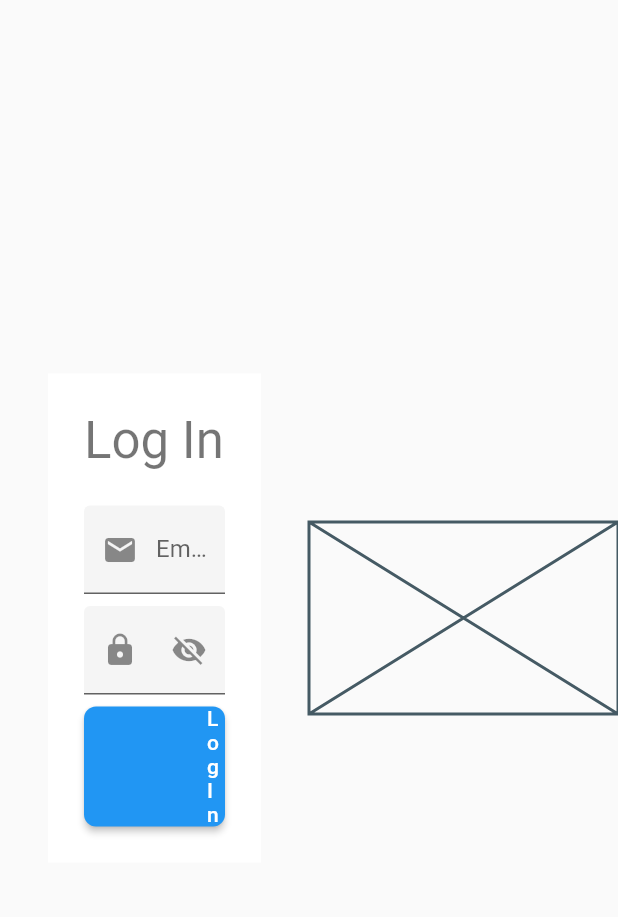
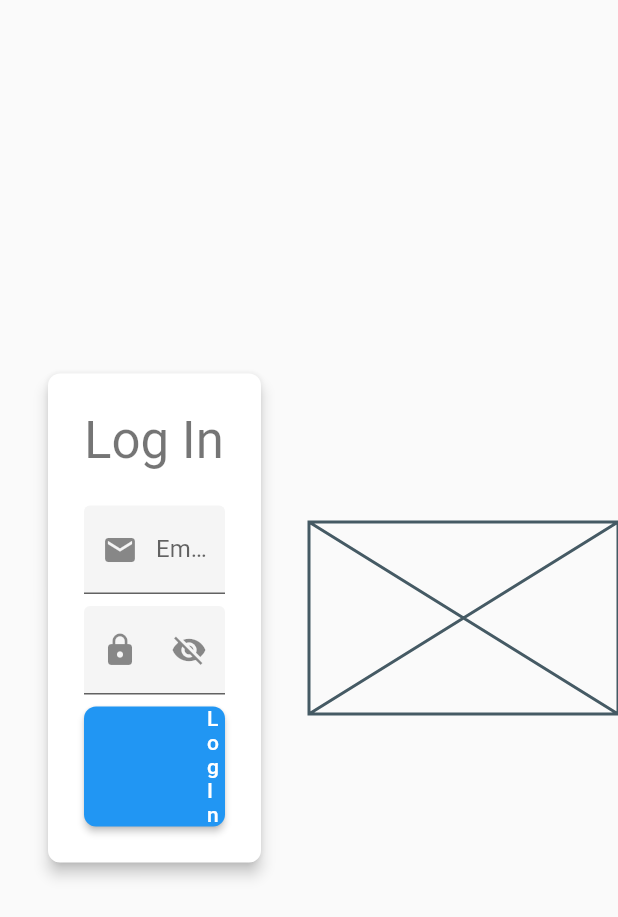
Before and after one commit to Supercaly/esame-aspdm, a Flutter app: the LoginPageContentDesktop widget shown alone on an empty page, opened directly, on a phone screen of 412 x 824 dp. Shown: the top 917 px of the screen. Run offline on Flutter 3.47's test engine with Material 2 defaults, Android fonts, the phone set to English and light mode, and no system bars; our stand-ins replace dio, equatable, flutter_bloc, get_it, loading_overlay, package_info and 1 more; accounts and stored records are empty; generated files the repository leaves out were written again; network calls fail; statements that could not run were skipped.

Commit message:
Add different theme for desktop and mobile. Use dark theme

```diff
--- a/lib/main.dart
+++ b/lib/main.dart
@@ -40,6 +40,7 @@ class App extends StatelessWidget {
       child: MaterialApp(
         title: "ASPDM Project App",
         theme: lightTheme,
+        darkTheme: darkTheme,
         navigatorKey: locator<NavigationService>().navigationKey,
         routes: {
           Routes.newTask: (_) => NewTaskPage(),
--- a/lib/pages/desktop/login_page_content_desktop.dart
+++ b/lib/pages/desktop/login_page_content_desktop.dart
@@ -1,6 +1,8 @@
 import 'package:aspdm_project/generated/gen_colors.g.dart';
 import 'package:aspdm_project/widgets/login_form.dart';
 import 'package:flutter/material.dart';
+
+import '../../theme.dart';
 
 class LoginPageContentDesktop extends StatelessWidget {
   @override
@@ -9,6 +11,10 @@ class LoginPageContentDesktop extends StatelessWidget {
       children: [
         Expanded(
           child: Center(
+            child: Theme(
+              data: Theme.of(context).brightness == Brightness.light
+                  ? lightThemeDesktop
+                  : darkThemeDesktop,
               child: Card(
                 margin: const EdgeInsets.all(32.0),
                 child: Padding(
@@ -26,6 +32,7 @@ class LoginPageContentDesktop extends StatelessWidget {
                         SizedBox(height: 24.0),
                         LoginForm(),
                       ],
+                    ),
                   ),
                 ),
               ),
--- a/lib/theme.dart
+++ b/lib/theme.dart
@@ -10,12 +10,52 @@ final ThemeData lightTheme = ThemeData.light().copyWith(
   buttonTheme: ButtonThemeData(
     buttonColor: EasyColors.secondary,
     textTheme: ButtonTextTheme.primary,
-    shape: RoundedRectangleBorder(borderRadius: BorderRadius.circular(8.0)),
+    shape: RoundedRectangleBorder(
+      borderRadius: BorderRadius.circular(8.0),
+    ),
   ),
   cardTheme: CardTheme(
     elevation: 0.0,
-    shape: RoundedRectangleBorder(borderRadius: BorderRadius.zero),
+    shape: RoundedRectangleBorder(
+      borderRadius: BorderRadius.zero,
+    ),
+    margin: const EdgeInsets.symmetric(vertical: 4.0),
   ),
 );
 
-final ThemeData darkTheme = ThemeData.dark();
+final ThemeData darkTheme = ThemeData.dark().copyWith(
+  accentColor: EasyColors.secondary,
+  accentColorBrightness: Brightness.dark,
+  buttonTheme: ButtonThemeData(
+    buttonColor: EasyColors.secondary,
+    textTheme: ButtonTextTheme.primary,
+    shape: RoundedRectangleBorder(
+      borderRadius: BorderRadius.circular(8.0),
+    ),
+  ),
+  cardTheme: CardTheme(
+    elevation: 0.0,
+    shape: RoundedRectangleBorder(
+      borderRadius: BorderRadius.zero,
+    ),
+    margin: const EdgeInsets.symmetric(vertical: 4.0),
+  ),
+);
+
+final ThemeData lightThemeDesktop = lightTheme.copyWith(
+  cardTheme: CardTheme(
+    elevation: 4.0,
+    shape: RoundedRectangleBorder(
+      borderRadius: BorderRadius.circular(8.0),
+    ),
+  ),
+);
+
+final ThemeData darkThemeDesktop = darkTheme.copyWith(
+  cardTheme: CardTheme(
+    elevation: 4.0,
+    shape: RoundedRectangleBorder(
+      borderRadius: BorderRadius.circular(8.0),
+    ),
+  ),
+);
```
Also changed, not shown: lib/pages/archive_page.dart (+10 -1 lines), lib/pages/desktop/task_info_page_content_desktop.dart (+7 -1 lines), lib/pages/tasks_page.dart (+9 -0 lines). Lines whose indentation alone changed are shown as unchanged.
